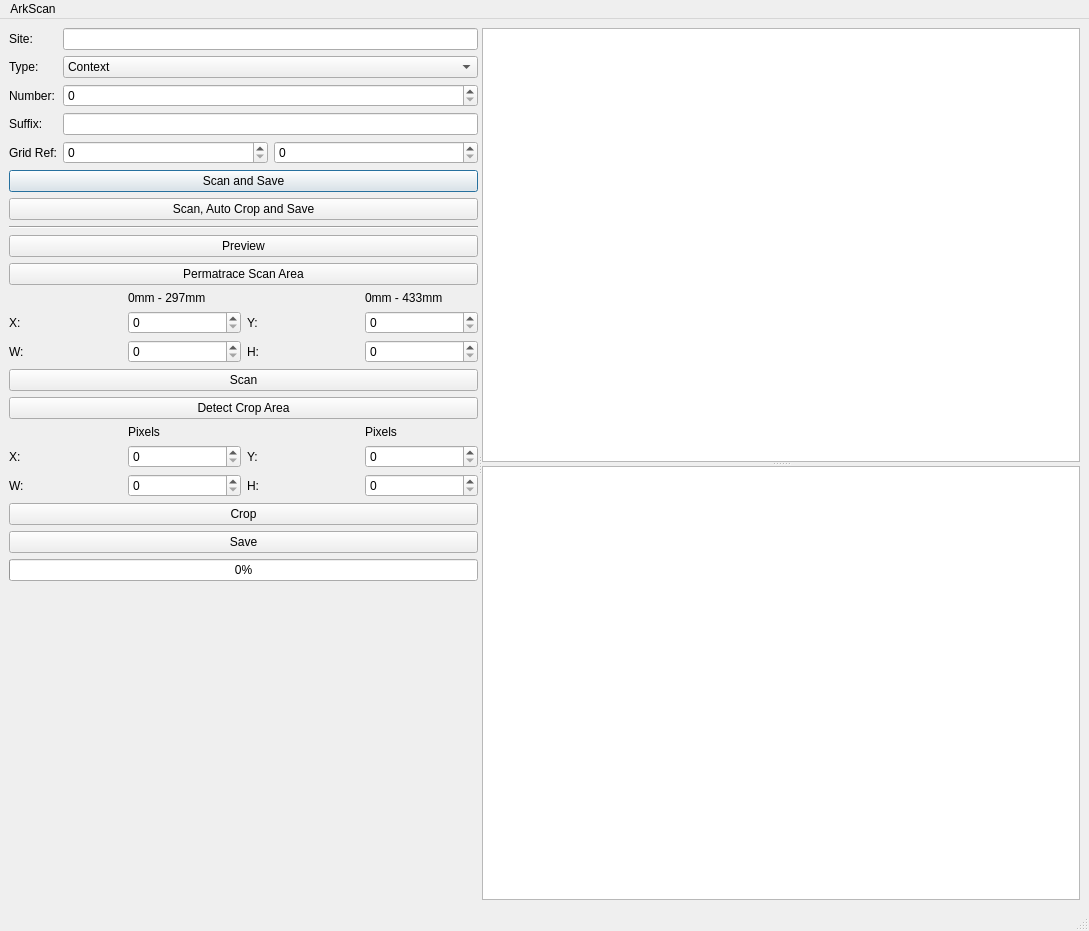
Above: ArkScanMainWindow.ui from lparchaeology/ArkScan before the change. Below: the same form after it.
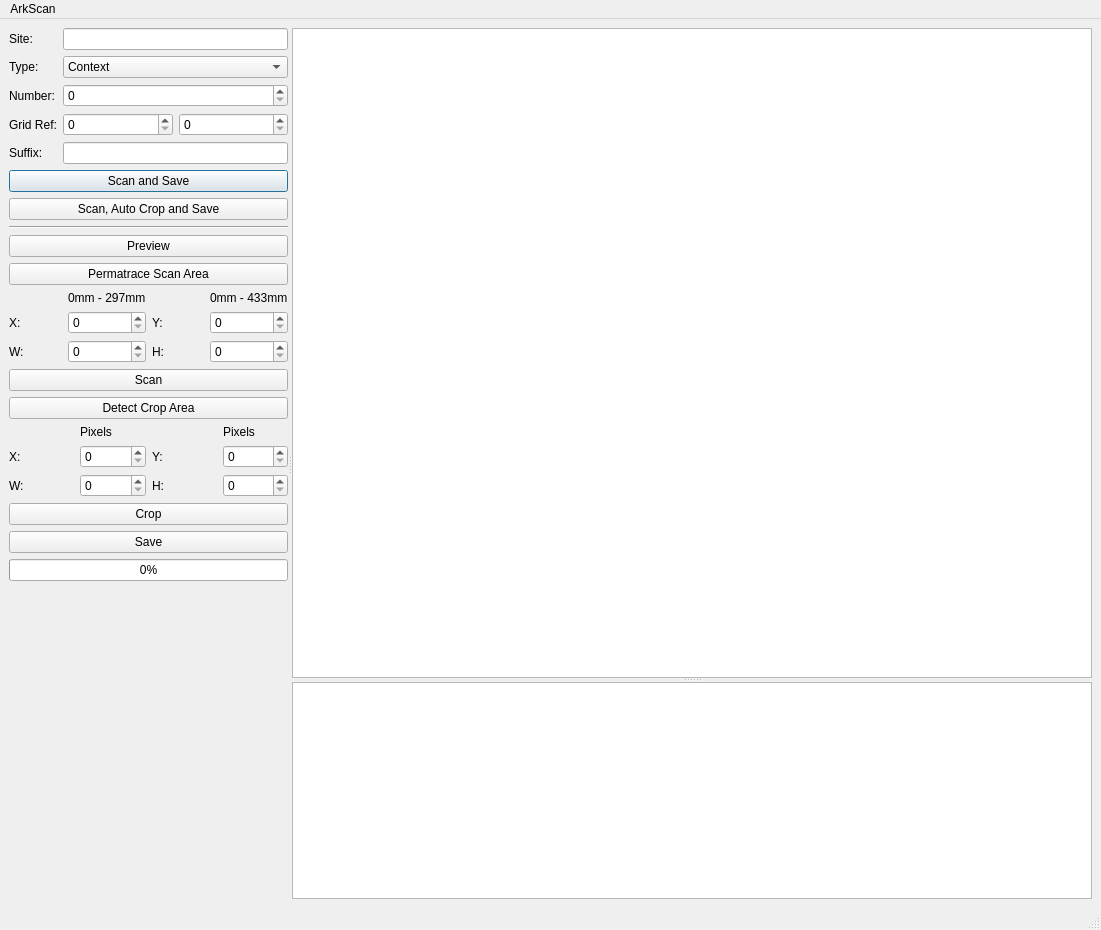
That is the form after the change. Custom widgets are drawn as their Qt base class.

The edit to the form file:
```diff
--- a/ArkScanMainWindow.ui
+++ b/ArkScanMainWindow.ui
@@ -6,8 +6,8 @@
    <rect>
     <x>0</x>
     <y>0</y>
-    <width>1089</width>
-    <height>931</height>
+    <width>1101</width>
+    <height>930</height>
    </rect>
   </property>
   <property name="windowTitle">
@@ -95,7 +95,7 @@
             </property>
            </widget>
           </item>
-          <item row="4" column="0">
+          <item row="3" column="0">
            <widget class="QLabel" name="m_gridLabel">
             <property name="text">
              <string>Grid Ref:</string>
@@ -105,7 +105,7 @@
             </property>
            </widget>
           </item>
-          <item row="4" column="1">
+          <item row="3" column="1">
            <layout class="QHBoxLayout" name="horizontalLayout_2">
             <item>
              <widget class="QSpinBox" name="m_eastSpin">
@@ -129,14 +129,7 @@
             </item>
            </layout>
           </item>
-          <item row="3" column="1">
-           <widget class="QLineEdit" name="m_suffixEdit">
-            <property name="maxLength">
-             <number>1</number>
-            </property>
-           </widget>
-          </item>
-          <item row="3" column="0">
+          <item row="4" column="0">
            <widget class="QLabel" name="m_suffixLabel">
             <property name="text">
              <string>Suffix:</string>
@@ -146,6 +139,13 @@
             </property>
            </widget>
           </item>
+          <item row="4" column="1">
+           <widget class="QLineEdit" name="m_suffixEdit">
+            <property name="maxLength">
+             <number>10</number>
+            </property>
+           </widget>
+          </item>
          </layout>
         </item>
         <item>
@@ -385,10 +385,37 @@
        </layout>
       </widget>
       <widget class="QSplitter" name="splitter">
+       <property name="sizePolicy">
+        <sizepolicy hsizetype="Preferred" vsizetype="Expanding">
+         <horstretch>0</horstretch>
+         <verstretch>0</verstretch>
+        </sizepolicy>
+       </property>
+       <property name="minimumSize">
+        <size>
+         <width>0</width>
+         <height>0</height>
+        </size>
+       </property>
        <property name="orientation">
         <enum>Qt::Vertical</enum>
        </property>
-       <widget class="QGraphicsView" name="m_scanView">
+       <property name="childrenCollapsible">
+        <bool>false</bool>
+       </property>
+       <widget class="ArkScanGraphicsView" name="m_scanView">
+        <property name="sizePolicy">
+         <sizepolicy hsizetype="MinimumExpanding" vsizetype="MinimumExpanding">
+          <horstretch>0</horstretch>
+          <verstretch>0</verstretch>
+         </sizepolicy>
+        </property>
+        <property name="minimumSize">
+         <size>
+          <width>800</width>
+          <height>650</height>
+         </size>
+        </property>
         <property name="autoFillBackground">
          <bool>true</bool>
         </property>
@@ -417,7 +444,14 @@
          <enum>QGraphicsView::RubberBandDrag</enum>
         </property>
        </widget>
-       <widget class="QTextBrowser" name="m_outputText"/>
+       <widget class="QTextBrowser" name="m_outputText">
+        <property name="sizePolicy">
+         <sizepolicy hsizetype="Expanding" vsizetype="Expanding">
+          <horstretch>0</horstretch>
+          <verstretch>0</verstretch>
+         </sizepolicy>
+        </property>
+       </widget>
       </widget>
      </widget>
     </item>
@@ -428,7 +462,7 @@
     <rect>
      <x>0</x>
      <y>0</y>
-     <width>1089</width>
+     <width>1101</width>
      <height>22</height>
     </rect>
    </property>
@@ -447,6 +481,13 @@
    </property>
   </action>
  </widget>
+ <customwidgets>
+  <customwidget>
+   <class>ArkScanGraphicsView</class>
+   <extends>QGraphicsView</extends>
+   <header>ark_scan_graphics_view.h</header>
+  </customwidget>
+ </customwidgets>
  <tabstops>
   <tabstop>m_siteEdit</tabstop>
   <tabstop>m_typeCombo</tabstop>
```
Left out of the diff: 9 changed lines with no effect on the pictures.
